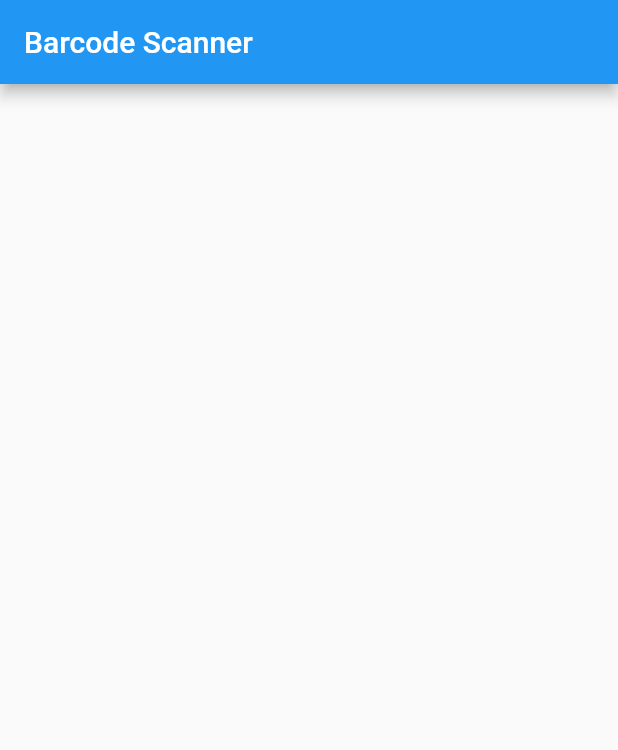
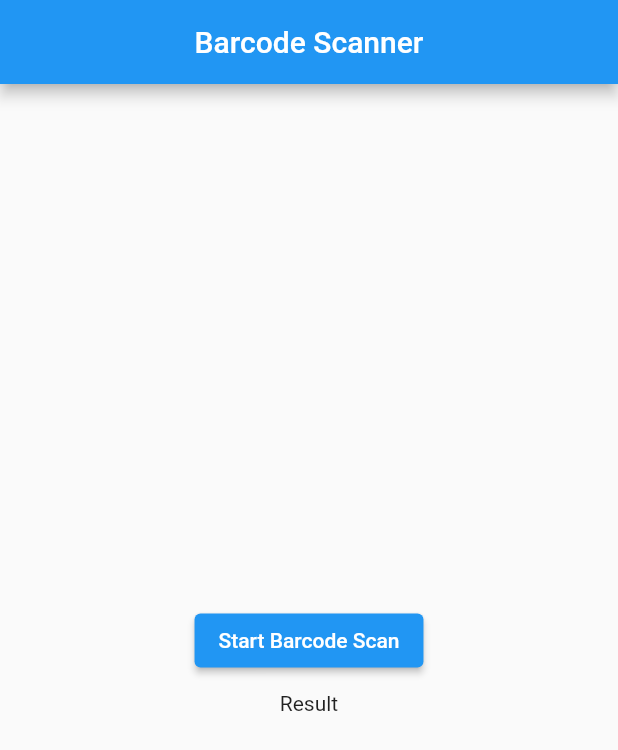
Before and after one commit to habeeb321/Barcode-Scanner, a Flutter app: the screen it shows after launch, on a phone screen of 412 x 824 dp. Shown: the top 750 px of the screen. Run offline on Flutter 3.47's test engine with Material 2 defaults, Android fonts, the phone set to English and light mode, and no system bars.

Commit message:
podfile error fixed

```diff
--- a/lib/view/home_screen.dart
+++ b/lib/view/home_screen.dart
@@ -8,6 +8,20 @@ class HomeScreen extends StatelessWidget {
     return Scaffold(
       appBar: AppBar(
         title: const Text('Barcode Scanner'),
+        centerTitle: true,
+      ),
+      body: Center(
+        child: Column(
+          mainAxisAlignment: MainAxisAlignment.center,
+          children: [
+            ElevatedButton(
+              onPressed: () {},
+              child: const Text('Start Barcode Scan'),
+            ),
+            const SizedBox(height: 10),
+            const Text('Result'),
+          ],
+        ),
       ),
     );
   }
```
Also changed, not shown: pubspec.yaml (+4 -12 lines), pubspec.lock, 12 other files.
